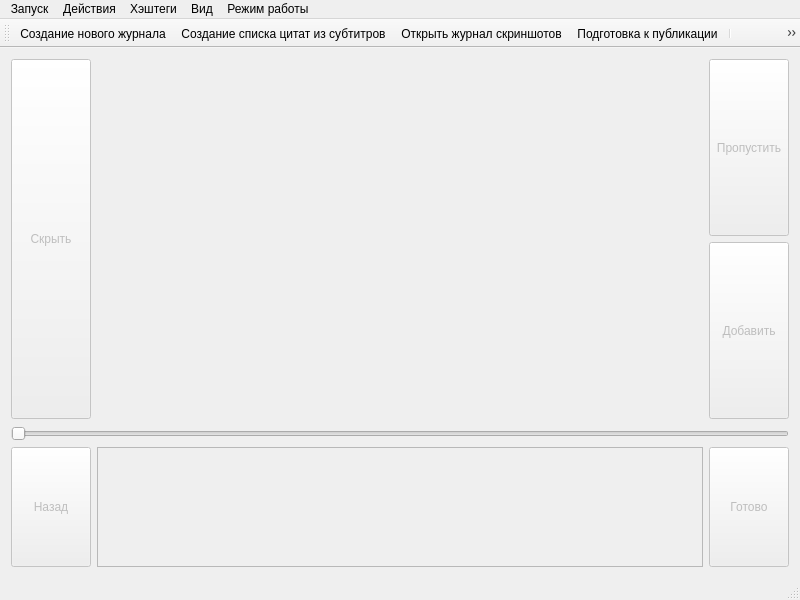
Qt form mainwindow.ui (cool-palace/Screenshot-Manager) before a commit.
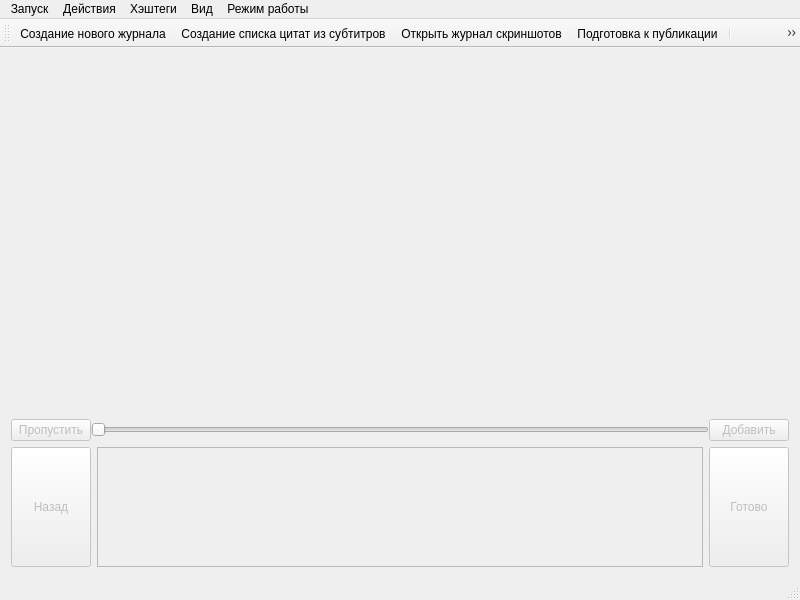
The same form after that commit. The open tabs and pages were chosen to show the change. Icons and pictures are not drawn.

```diff
--- a/mainwindow.ui
+++ b/mainwindow.ui
@@ -67,84 +67,23 @@
               <property name="verticalSpacing">
                <number>7</number>
               </property>
-              <item row="1" column="2">
-               <widget class="QLabel" name="image">
-                <property name="sizePolicy">
-                 <sizepolicy hsizetype="Expanding" vsizetype="Expanding">
-                  <horstretch>0</horstretch>
-                  <verstretch>0</verstretch>
-                 </sizepolicy>
-                </property>
-                <property name="text">
-                 <string/>
-                </property>
-                <property name="alignment">
-                 <set>Qt::AlignCenter</set>
-                </property>
-               </widget>
-              </item>
-              <item row="1" column="1">
-               <widget class="QPushButton" name="make_private">
+              <item row="2" column="0">
+               <widget class="QPushButton" name="skip">
                 <property name="enabled">
                  <bool>false</bool>
                 </property>
                 <property name="sizePolicy">
-                 <sizepolicy hsizetype="Fixed" vsizetype="Minimum">
+                 <sizepolicy hsizetype="Maximum" vsizetype="Minimum">
                   <horstretch>0</horstretch>
                   <verstretch>0</verstretch>
                  </sizepolicy>
                 </property>
-                <property name="maximumSize">
-                 <size>
-                  <width>16777215</width>
-                  <height>16777215</height>
-                 </size>
-                </property>
                 <property name="text">
-                 <string>Скрыть</string>
-                </property>
-                <property name="checkable">
-                 <bool>true</bool>
+                 <string>Пропустить</string>
                 </property>
                </widget>
               </item>
-              <item row="1" column="3">
-               <layout class="QVBoxLayout" name="verticalLayout_2">
-                <item>
-                 <widget class="QPushButton" name="skip">
-                  <property name="enabled">
-                   <bool>false</bool>
-                  </property>
-                  <property name="sizePolicy">
-                   <sizepolicy hsizetype="Maximum" vsizetype="Minimum">
-                    <horstretch>0</horstretch>
-                    <verstretch>0</verstretch>
-                   </sizepolicy>
-                  </property>
-                  <property name="text">
-                   <string>Пропустить</string>
-                  </property>
-                 </widget>
-                </item>
-                <item>
-                 <widget class="QPushButton" name="add">
-                  <property name="enabled">
-                   <bool>false</bool>
-                  </property>
-                  <property name="sizePolicy">
-                   <sizepolicy hsizetype="Maximum" vsizetype="Minimum">
-                    <horstretch>0</horstretch>
-                    <verstretch>0</verstretch>
-                   </sizepolicy>
-                  </property>
-                  <property name="text">
-                   <string>Добавить</string>
-                  </property>
-                 </widget>
-                </item>
-               </layout>
-              </item>
-              <item row="2" column="0" colspan="4">
+              <item row="2" column="1" colspan="3">
                <widget class="QSlider" name="slider">
                 <property name="enabled">
                  <bool>false</bool>
@@ -160,6 +99,38 @@
                 </property>
                </widget>
               </item>
+              <item row="2" column="4">
+               <widget class="QPushButton" name="add">
+                <property name="enabled">
+                 <bool>false</bool>
+                </property>
+                <property name="sizePolicy">
+                 <sizepolicy hsizetype="Maximum" vsizetype="Minimum">
+                  <horstretch>0</horstretch>
+                  <verstretch>0</verstretch>
+                 </sizepolicy>
+                </property>
+                <property name="text">
+                 <string>Добавить</string>
+                </property>
+               </widget>
+              </item>
+              <item row="1" column="2">
+               <widget class="QLabel" name="image">
+                <property name="sizePolicy">
+                 <sizepolicy hsizetype="Expanding" vsizetype="Expanding">
+                  <horstretch>0</horstretch>
+                  <verstretch>0</verstretch>
+                 </sizepolicy>
+                </property>
+                <property name="text">
+                 <string/>
+                </property>
+                <property name="alignment">
+                 <set>Qt::AlignCenter</set>
+                </property>
+               </widget>
+              </item>
              </layout>
             </item>
            </layout>
```
Left out of the diff: 12 changed lines with no effect on the pictures.
